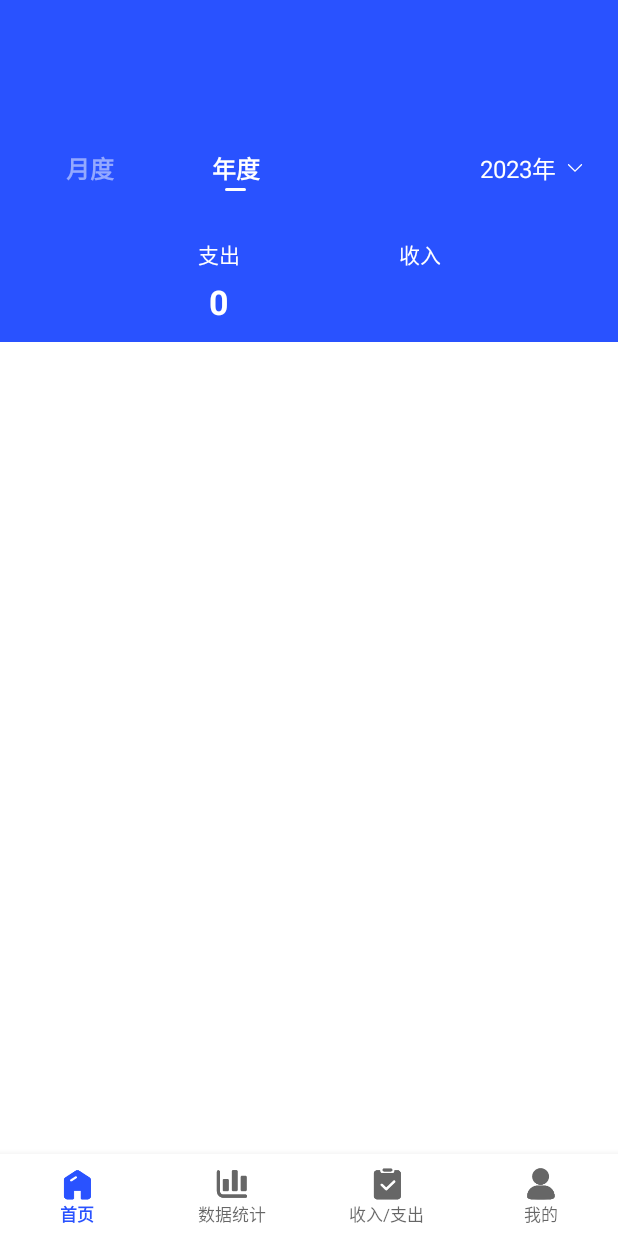
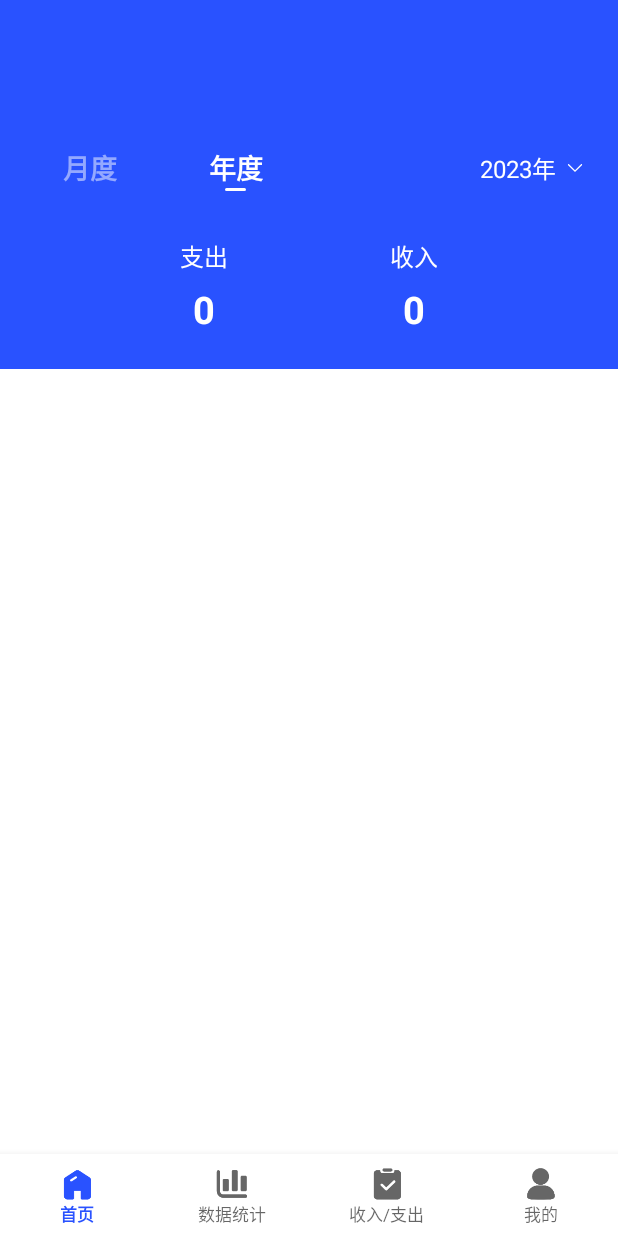
Before and after one commit to wangshyy/FFMS, an Android app: the DataStatisticsFragment screen opened through its navigation route, tab 2 chosen, on a phone screen of 412 x 824 dp. Run offline under Robolectric (Android 15) with nearby library versions, the phone set to English and light mode, and no system bars; our stand-ins replace Room's generated code, data binding, navigation-ui; libraries missing offline, so code that uses them is left out: com.gyf.immersionbar, com.lxj.xpopup, com.lxj.xpopupext; 5 statements that could not run were skipped.

Commit message:
数据分析模块

```diff
--- a/app/src/main/java/com/wsy/ffms/db/expenditure/ExpenditureDao.kt
+++ b/app/src/main/java/com/wsy/ffms/db/expenditure/ExpenditureDao.kt
@@ -3,6 +3,7 @@ package com.wsy.ffms.db.expenditure
 import androidx.room.Dao
 import androidx.room.Insert
 import androidx.room.Query
+import java.time.Month
 
 /**
  *  author : wsy
@@ -22,4 +23,8 @@ interface ExpenditureDao {
     //根据年份获取所有支出信息
     @Query("SELECT * FROM expenditure WHERE date_year == :year")
     fun queryAllByYear(year: String): List<Expenditure>?
+
+    //根据年-月份获取所有支出信息
+    @Query("SELECT * FROM expenditure WHERE date_year == :year AND date_month == :month")
+    fun queryAllByYearMonth(year: String,month: String): List<Expenditure>?
 }
--- a/app/src/main/java/com/wsy/ffms/db/income/IncomeDao.kt
+++ b/app/src/main/java/com/wsy/ffms/db/income/IncomeDao.kt
@@ -3,6 +3,7 @@ package com.wsy.ffms.db.income
 import androidx.room.Dao
 import androidx.room.Insert
 import androidx.room.Query
+import com.wsy.ffms.db.expenditure.Expenditure
 
 /**
  *  author : wsy
@@ -18,4 +19,12 @@ interface IncomeDao {
     //获取所有收入信息
     @Query("SELECT * FROM income")
     fun queryAllIncome(): List<Income>?
+
+    //根据年份获取所有收入信息
+    @Query("SELECT * FROM income WHERE date_year == :year")
+    fun queryAllByYear(year: String): List<Income>?
+
+    //根据年-月份获取所有收入信息
+    @Query("SELECT * FROM income WHERE date_year == :year AND date_month == :month")
+    fun queryAllByYearMonth(year: String,month: String): List<Income>?
 }
--- a/app/src/main/java/com/wsy/ffms/ui/datastatistics/DataStatisticsFragment.kt
+++ b/app/src/main/java/com/wsy/ffms/ui/datastatistics/DataStatisticsFragment.kt
@@ -94,6 +94,15 @@ class DataStatisticsFragment :
                 mViewModel.expenditureAmount.value = amount.toString()
             }
         }
+        mViewModel.incomeList.observe(this) {
+            it?.let {
+                var amount = 0
+                it.forEach { income ->
+                    amount += income.amount?.toInt()!!
+                }
+                mViewModel.incomeAmount.value = amount.toString()
+            }
+        }
         mViewModel.date.observe(this) {
             it?.let {
                 mViewModel.queryAll()
--- a/app/src/main/java/com/wsy/ffms/ui/datastatistics/DataStatisticsViewModel.kt
+++ b/app/src/main/java/com/wsy/ffms/ui/datastatistics/DataStatisticsViewModel.kt
@@ -4,6 +4,7 @@ import androidx.lifecycle.MutableLiveData
 import com.wsy.ffms.core.base.BaseViewModel
 import com.wsy.ffms.db.AppDataBase
 import com.wsy.ffms.db.expenditure.Expenditure
+import com.wsy.ffms.db.income.Income
 import com.wsy.ffms.util.TimeUnit
 import java.util.*
 
@@ -20,12 +21,33 @@ class DataStatisticsViewModel : BaseViewModel() {
     val expenditureList = MutableLiveData<List<Expenditure>>()  //支出列表
     val expenditureAmount = MutableLiveData<String>()   //支出总额
 
+    val incomeList = MutableLiveData<List<Income>>()  //收入列表
+    val incomeAmount = MutableLiveData<String>()   //收入总额
+
     //获取支出列表
     fun queryAll() {
         val calendar = TimeUnit.parseDate(date.value!!, datePattern.value!!)
-        if(type.value== "0"){
-            expenditureList.value = AppDataBase.instance.getExpenditureDao()
-                .queryAllByYear(calendar.get(Calendar.YEAR).toString())
+        when (type.value) {
+            "0" -> {
+                val x = calendar.get(Calendar.YEAR).toString()
+                val y = (calendar.get(Calendar.MONTH)+1).toString()
+                expenditureList.value = AppDataBase.instance.getExpenditureDao()
+                    .queryAllByYearMonth(
+                        calendar.get(Calendar.YEAR).toString(),
+                        (calendar.get(Calendar.MONTH)+1).toString()
+                    )
+                incomeList.value = AppDataBase.instance.getIncomeDao()
+                    .queryAllByYearMonth(
+                        calendar.get(Calendar.YEAR).toString(),
+                        (calendar.get(Calendar.MONTH)+1).toString()
+                    )
+            }
+            "1" -> {
+                expenditureList.value = AppDataBase.instance.getExpenditureDao()
+                    .queryAllByYear(calendar.get(Calendar.YEAR).toString())
+                incomeList.value = AppDataBase.instance.getIncomeDao()
+                    .queryAllByYear(calendar.get(Calendar.YEAR).toString())
+            }
         }
     }
 }
--- a/app/src/main/res/layout/fg_data_statistics.xml
+++ b/app/src/main/res/layout/fg_data_statistics.xml
@@ -48,7 +48,9 @@
             android:layout_width="match_parent"
             android:layout_height="wrap_content"
             android:background="@color/colorPrimary"
-            android:padding="@dimen/dp_10"
+            android:paddingTop="@dimen/dp_10"
+            android:paddingHorizontal="@dimen/dp_10"
+            android:paddingBottom="@dimen/dp_20"
             app:layout_constraintTop_toBottomOf="@+id/toolbar">
 
             <com.google.android.material.tabs.TabLayout
@@ -90,8 +92,8 @@
                 android:layout_marginTop="@dimen/dp_20"
                 android:text="@string/expenditure"
                 android:textColor="@color/white"
-                android:textSize="@dimen/text_size_12"
-                app:layout_constraintEnd_toStartOf="@+id/tv_income"
+                android:textSize="@dimen/text_size_14"
+                app:layout_constraintEnd_toStartOf="@+id/tv_income_title"
                 app:layout_constraintStart_toStartOf="parent"
                 app:layout_constraintTop_toBottomOf="@+id/tabLayout" />
 
@@ -100,9 +102,9 @@
                 android:layout_width="wrap_content"
                 android:layout_height="wrap_content"
                 android:layout_marginTop="@dimen/dp_5"
+                android:text="@{viewModel.expenditureAmount}"
                 android:textColor="@color/white"
-                android:text="@{viewModel.expenditureAmount}"
-                android:textSize="@dimen/text_size_20"
+                android:textSize="@dimen/text_size_22"
                 android:textStyle="bold"
                 app:layout_constraintEnd_toEndOf="@+id/tv_expenditure_title"
                 app:layout_constraintStart_toStartOf="@+id/tv_expenditure_title"
@@ -116,7 +118,7 @@
                 android:layout_marginTop="@dimen/dp_20"
                 android:text="@string/income"
                 android:textColor="@color/white"
-                android:textSize="@dimen/text_size_12"
+                android:textSize="@dimen/text_size_14"
                 app:layout_constraintEnd_toEndOf="parent"
                 app:layout_constraintStart_toEndOf="@+id/tv_expenditure_title"
                 app:layout_constraintTop_toBottomOf="@+id/tabLayout" />
@@ -126,8 +128,9 @@
                 android:layout_width="wrap_content"
                 android:layout_height="wrap_content"
                 android:layout_marginTop="@dimen/dp_5"
+                android:text="@{viewModel.incomeAmount}"
                 android:textColor="@color/white"
-                android:textSize="@dimen/text_size_20"
+                android:textSize="@dimen/text_size_22"
                 android:textStyle="bold"
                 app:layout_constraintEnd_toEndOf="@+id/tv_income_title"
                 app:layout_constraintStart_toStartOf="@+id/tv_income_title"
--- a/app/src/main/res/values/style.xml
+++ b/app/src/main/res/values/style.xml
@@ -18,7 +18,7 @@
     </style>
 
     <style name="MyTabLayoutStyle">
-        <item name="android:textSize">@dimen/text_size_14</item>
+        <item name="android:textSize">@dimen/text_size_16</item>
         <item name="android:textStyle">bold</item>
     </style>
 </resources>
```
